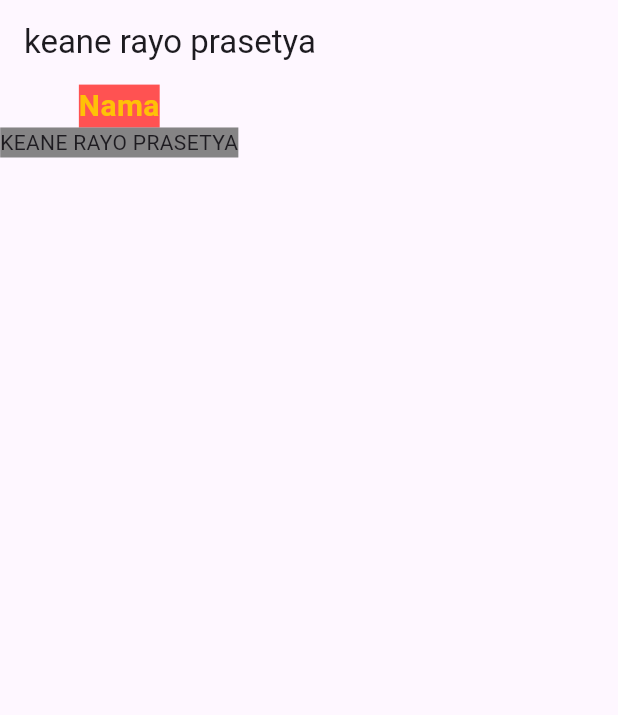
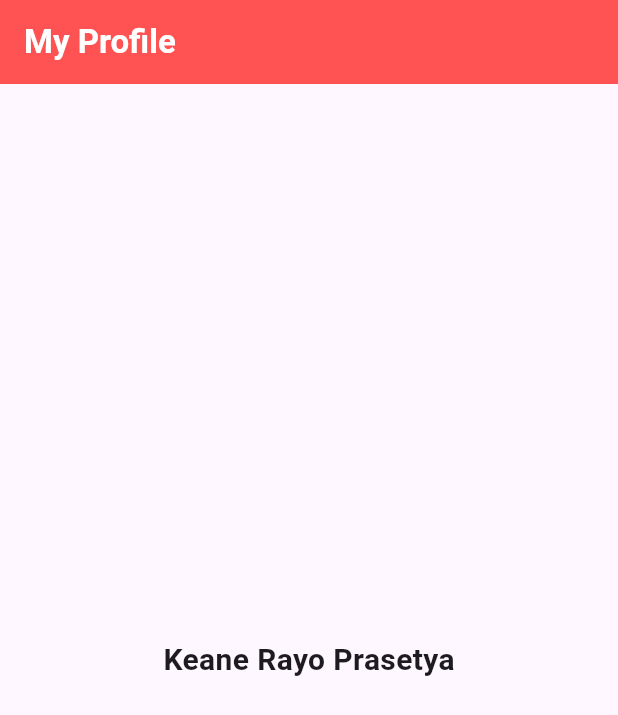
Before and after one commit to keaneray-o/flutter_profile_card, a Flutter app: the screen it shows after launch, on a phone screen of 412 x 824 dp. Shown: the top 715 px of the screen. Run offline on Flutter 3.47's test engine with Material 3 defaults, Android fonts, the phone set to English and light mode, and no system bars; Roboto replaces fonts that are missing (Poppins).

Commit message:
belajar Row dan Column

```diff
--- a/lib/main.dart
+++ b/lib/main.dart
@@ -2,5 +2,17 @@ import 'package:flutter/material.dart';
 import 'package:flutter_application_1/profile.dart';
 
 void main() {
-  runApp(ProfileCard());
+  runApp(MainPage());
 }
+
+class MainPage extends StatelessWidget {
+  const MainPage({super.key});
+
+  @override
+  Widget build(BuildContext context) {
+    return MaterialApp(
+      home: ProfileCard(),
+      debugShowCheckedModeBanner: false,
+    );
+  }
+}
--- a/lib/profile.dart
+++ b/lib/profile.dart
@@ -1,53 +1,36 @@
 import 'package:flutter/material.dart';
 
 class ProfileCard extends StatelessWidget {
-  const ProfileCard
-({super.key});
+  const ProfileCard({super.key});
 
   @override
   Widget build(BuildContext context) {
-    return MaterialApp(
-      home: Scaffold(
-        appBar: AppBar(
-          title: Text('keane rayo prasetya'),
-        ),
-        /**
-         * Row dan column bisa memiliki banyak
-         * widget, row itu kesamping
-         * column itu ke bawah
-         */
-        body: Column(
-          //mainAxisAlignment: MainAxisAlignment.center,
-          crossAxisAlignment: CrossAxisAlignment.center,
-          children: <Widget>[
-            SizedBox(
+    return Scaffold(
+      appBar: AppBar(
+        backgroundColor:  Colors.redAccent,
+        title: const Text('My Profile',
+        style: TextStyle(
+          color: Colors.white,
+          fontWeight: FontWeight.bold,),),
+      ),
+      body: Center(
+        child:  Column(
+          mainAxisAlignment: MainAxisAlignment.center,
+          children: [
+            Text('Keane Rayo Prasetya', style: TextStyle(
+              fontSize: 20,
+              fontWeight: FontWeight.bold
+              ),
+              ),
+            Row(children: <Widget>[
+              Column(),
+              Column(),
 
-              child: Container(
-                child: Text(
-                  'Nama',
-                  style: TextStyle(
-                    color: Colors.amber,
-                    fontSize: 20.0,
-                    fontWeight: FontWeight.bold,
-                    backgroundColor: Colors.redAccent,
-                    fontFamily: 'Poppins',//harus ada fontnya
-                  ),
-                  ),
-              ),
-            ),
-            Text('KEANE RAYO PRASETYA',
-            style: TextStyle(
-              backgroundColor: Color.fromARGB(
-                200,
-                100,
-                100,
-                100,
-              )
-            ),)
+            ],
+            )
           ],
         ),
       ),
-      debugShowCheckedModeBanner: false,
     );
   }
 }
```
